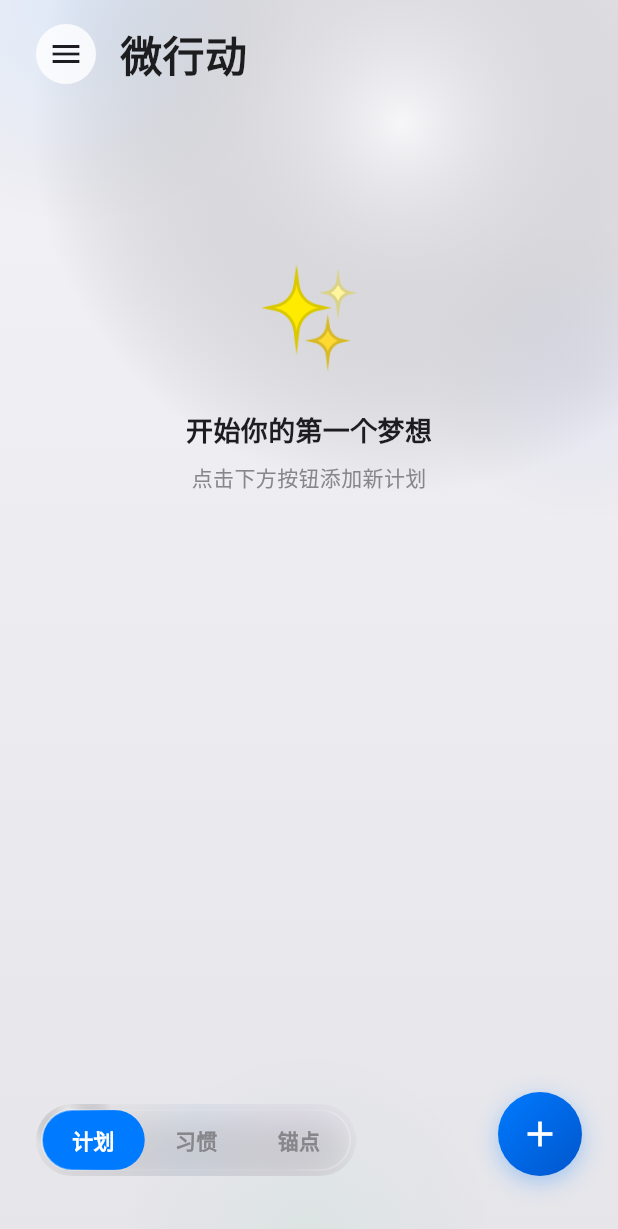
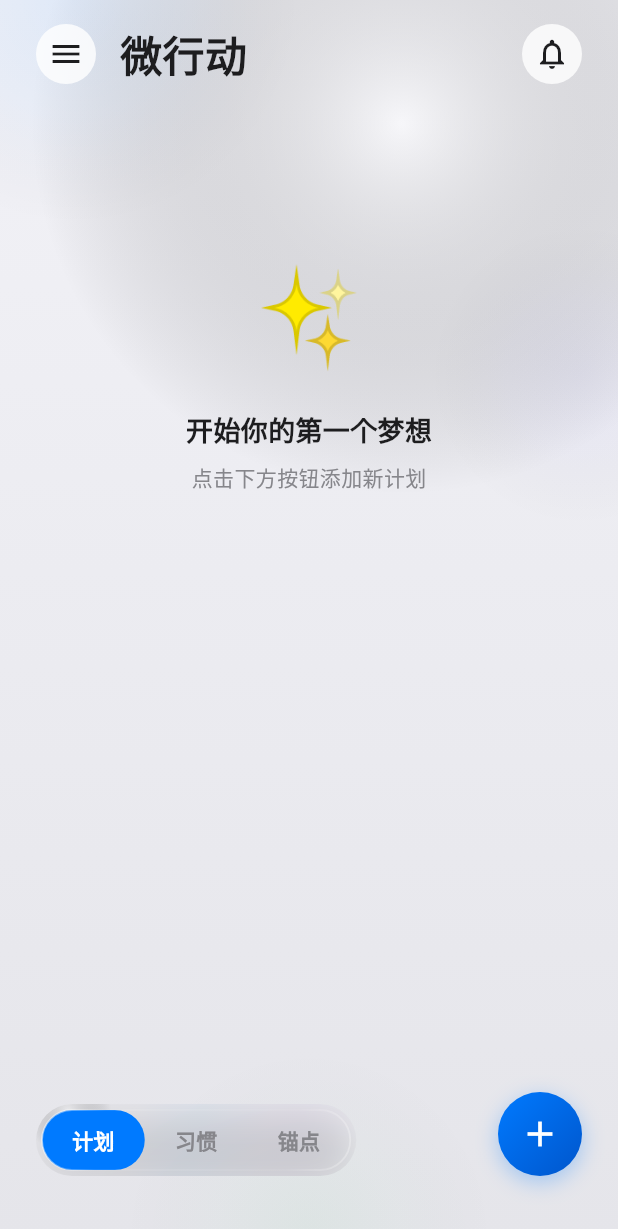
Before and after one commit to machengji/Flutter, a Flutter app: the screen it shows after launch, on a phone screen of 412 x 824 dp. Shown: the top 1229 px of the screen. Run offline on Flutter 3.47's test engine with Material 3 defaults, Android fonts, the phone set to English and light mode, and no system bars; drawn by our look-alikes of flutter_animate; our stand-ins replace flutter_local_notifications, permission_handler, shared_preferences, timezone; network calls fail.

Commit message:
feat: 实现首页功能，包括计划、习惯、锚点和通知管理及其持久化存储。

```diff
--- a/maintenance_assistant/lib/src/features/home/presentation/pages/home_page.dart
+++ b/maintenance_assistant/lib/src/features/home/presentation/pages/home_page.dart
@@ -17,7 +17,9 @@ import '../widgets/anchor_detail_sheet.dart';
 import '../../../../shared/models/plan_model.dart';
 import '../../../../shared/models/habit_model.dart';
 import '../../../../shared/models/anchor_model.dart';
+import '../../../../shared/models/anchor_model.dart';
 import '../../../../core/services/notification_service.dart';
+import '../widgets/notification_sheet.dart';
 
 class HomePage extends StatefulWidget {
   const HomePage({super.key});
@@ -194,6 +196,60 @@ class _HomePageState extends State<HomePage> {
                       ),
                       const Spacer(),
 
+                      // Notification Button
+                      Consumer<HomeProvider>(
+                        builder: (context, provider, child) {
+                          final unreadCount = provider.unreadNotificationCount;
+                          return GestureDetector(
+                            onTap: () {
+                              showModalBottomSheet(
+                                context: context,
+                                backgroundColor: Colors.transparent,
+                                isScrollControlled: true,
+                                builder: (context) => const NotificationSheet(),
+                              );
+                            },
+                            child: Stack(
+                              clipBehavior: Clip.none,
+                              children: [
+                                Container(
+                                  padding: const EdgeInsets.all(8),
+                                  decoration: BoxDecoration(
+                                    color: Colors.white.withOpacity(0.8),
+                                    shape: BoxShape.circle,
+                                  ),
+                                  child: const Icon(Icons.notifications_outlined, color: Color(0xFF1D1D1F)),
+                                ),
+                                if (unreadCount > 0)
+                                  Positioned(
+                                    right: -2,
+                                    top: -2,
+                                    child: Container(
+                                      padding: const EdgeInsets.all(4),
+                                      decoration: const BoxDecoration(
+                                        color: Color(0xFFFF3B30),
+                                        shape: BoxShape.circle,
+                                      ),
+                                      constraints: const BoxConstraints(
+                                        minWidth: 18,
+                                        minHeight: 18,
+                                      ),
+                                      child: Text(
+                                        unreadCount > 99 ? '99+' : '$unreadCount',
+                                        style: const TextStyle(
+                                          color: Colors.white,
+                                          fontSize: 10,
+                                          fontWeight: FontWeight.bold,
+                                        ),
+                                        textAlign: TextAlign.center,
+                                      ),
+                                    ),
+                                  ),
+                              ],
+                            ),
+                          );
+                        },
+                      ),
                     ],
                   ),
                 ),
--- /dev/null
+++ b/maintenance_assistant/lib/src/shared/models/notification_model.dart
@@ -0,0 +1,43 @@
+class NotificationModel {
+  final String id;
+  final String title;
+  final String body;
+  final int timestamp;
+  bool isRead;
+  final String? relatedId; // e.g., anchor ID
+  final String type; // 'anchor', 'system', etc.
+
+  NotificationModel({
+    required this.id,
+    required this.title,
+    required this.body,
+    required this.timestamp,
+    this.isRead = false,
+    this.relatedId,
+    this.type = 'system',
+  });
+
+  Map<String, dynamic> toJson() {
+    return {
+      'id': id,
+      'title': title,
+      'body': body,
+      'timestamp': timestamp,
+      'isRead': isRead,
+      'relatedId': relatedId,
+      'type': type,
+    };
+  }
+
+  factory NotificationModel.fromJson(Map<String, dynamic> json) {
+    return NotificationModel(
+      id: json['id'],
+      title: json['title'],
+      body: json['body'],
+      timestamp: json['timestamp'],
+      isRead: json['isRead'] ?? false,
+      relatedId: json['relatedId'],
+      type: json['type'] ?? 'system',
+    );
+  }
+}
```
Also changed, not shown: maintenance_assistant/lib/src/core/services/local_storage_service.dart (+21 -0 lines), maintenance_assistant/lib/src/features/home/presentation/providers/home_provider.dart (+111 -0 lines), maintenance_assistant/lib/src/features/home/presentation/widgets/anchor_detail_sheet.dart (+4 -4 lines), maintenance_assistant/lib/src/features/home/presentation/widgets/notification_sheet.dart (added, +190 -0 lines), 2 other files.
